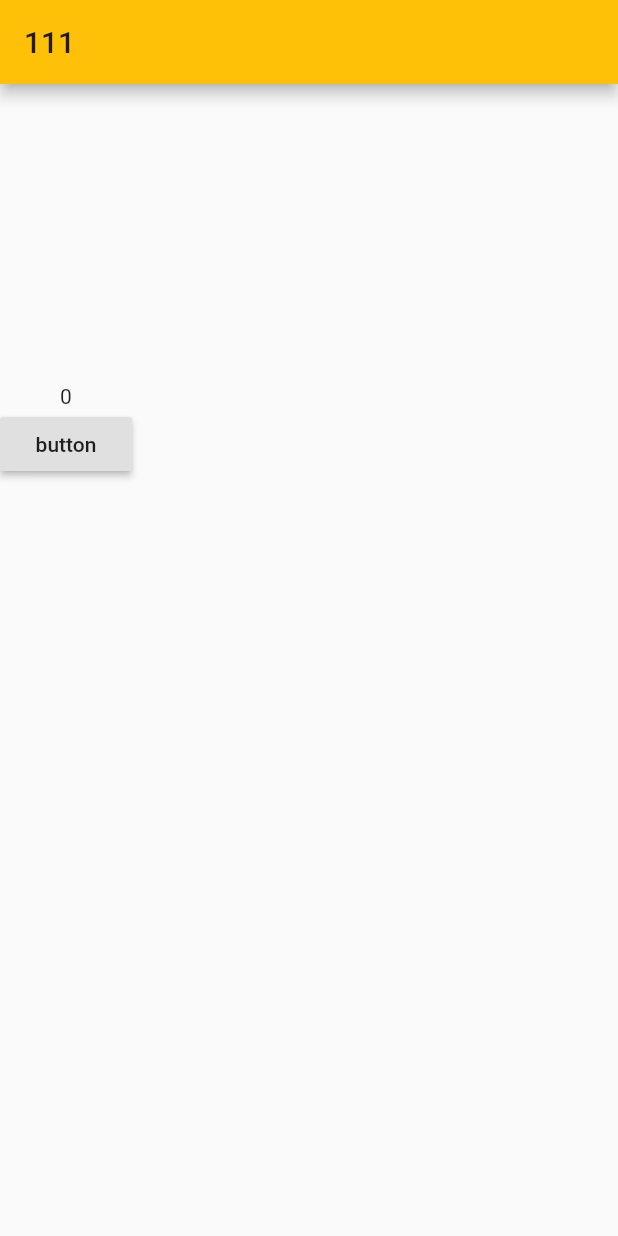
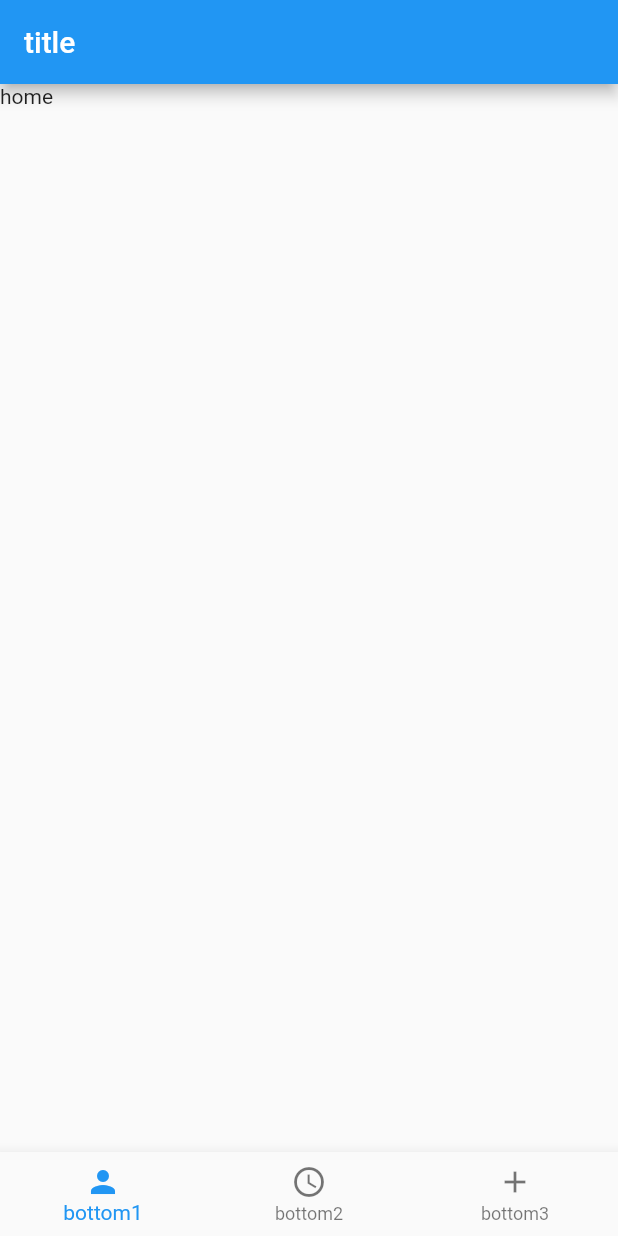
Before and after one commit to xiongliang120/FlutterPratice, a Flutter app: the screen it shows after launch, on a phone screen of 412 x 824 dp. Run offline on Flutter 3.47's test engine with Material 2 defaults, Android fonts, the phone set to English and light mode, and no system bars.

Commit message:
flutter 底部导航

```diff
--- /dev/null
+++ b/lib/Tab.dart
@@ -0,0 +1,22 @@
+import 'package:flutter/material.dart';
+
+class MyHomeTab extends StatelessWidget{
+  @override
+  Widget build(BuildContext context) {
+    return Text("home");
+  }
+}
+
+class MyCateTab extends StatelessWidget{
+  @override
+  Widget build(BuildContext context) {
+    return Text("Cate");
+  }
+}
+
+class MySetTab extends StatelessWidget{
+  @override
+  Widget build(BuildContext context) {
+    return Text("Set");
+  }
+}
--- a/lib/main.dart
+++ b/lib/main.dart
@@ -1,4 +1,5 @@
 import 'package:flutter/material.dart';
+import 'package:flutter_app/Tab.dart';
 
 void main() {
   // runApp(MyApp());
@@ -371,6 +372,8 @@ class _MyStateFulWidget extends State<MyStateFulWidget>{
   }
 }
 
+
+
 /**
  * 自定义单选框以及复选框
  */
@@ -420,6 +423,62 @@ class _SwitchAndCheckboxWidget extends State<SwitchAndCheckboxWidget> {
 }
 
 /**
+ * 自定义BottomBar 组件
+ */
+class MyBottomBar1 extends StatefulWidget{
+  @override
+  State<StatefulWidget> createState() {
+    return _MyBottomBar();
+  }
+}
+
+class _MyBottomBar extends State<MyBottomBar1>{
+  var selectTab = 0;
+  List list1 = [
+    MyHomeTab(), MyCateTab(),MySetTab(),
+  ];
+  @override
+  Widget build(BuildContext context) {
+       return
+         MaterialApp(
+             home: Scaffold(
+                 appBar: AppBar(
+                   title: Text("title"),
+                 ),
+                 bottomNavigationBar:  BottomNavigationBar(  //自定义底部导航
+                   onTap: changeTab,  //点击事件
+                   currentIndex: selectTab, //当前选中
+                   fixedColor: Colors.blue, //tab 选中颜色
+                   items: <BottomNavigationBarItem> [
+                     BottomNavigationBarItem(
+                         icon:Icon(Icons.person),
+                         title: Text("bottom1")
+                     ),
+                     BottomNavigationBarItem(
+                         icon:Icon(Icons.access_time),
+                         title: Text("bottom2")
+                     ),
+                     BottomNavigationBarItem(
+                         icon:Icon(Icons.add),
+                         title: Text("bottom3")
+                     ),
+                   ],
+                 ),
+                 body: list1[selectTab]
+             ),
+             theme: ThemeData(primaryColor: Colors.blue));
+  }
+
+  void changeTab(int position){
+    setState(() {
+      selectTab = position;
+    });
+  }
+
+}
+
+
+/**
  * 自定义组件, 添加导航栏
  */
 class Custome2 extends StatelessWidget {
@@ -431,11 +490,18 @@ class Custome2 extends StatelessWidget {
 
   String text;
   Color backgroundColor;
+  var selectTab = 0;
 
   @override
   Widget build(BuildContext context) {
     return MaterialApp(
-        home: Scaffold(appBar: AppBar(title: Text("$text")), body: MyStateFulWidget()),
+        home: Scaffold(
+            appBar: AppBar(
+              title: Text("$text"),
+        ),
+            bottomNavigationBar: MyBottomBar1() ,
+            body: MyStateFulWidget()
+        ),
         theme: ThemeData(primaryColor: backgroundColor));
   }
 }
```
